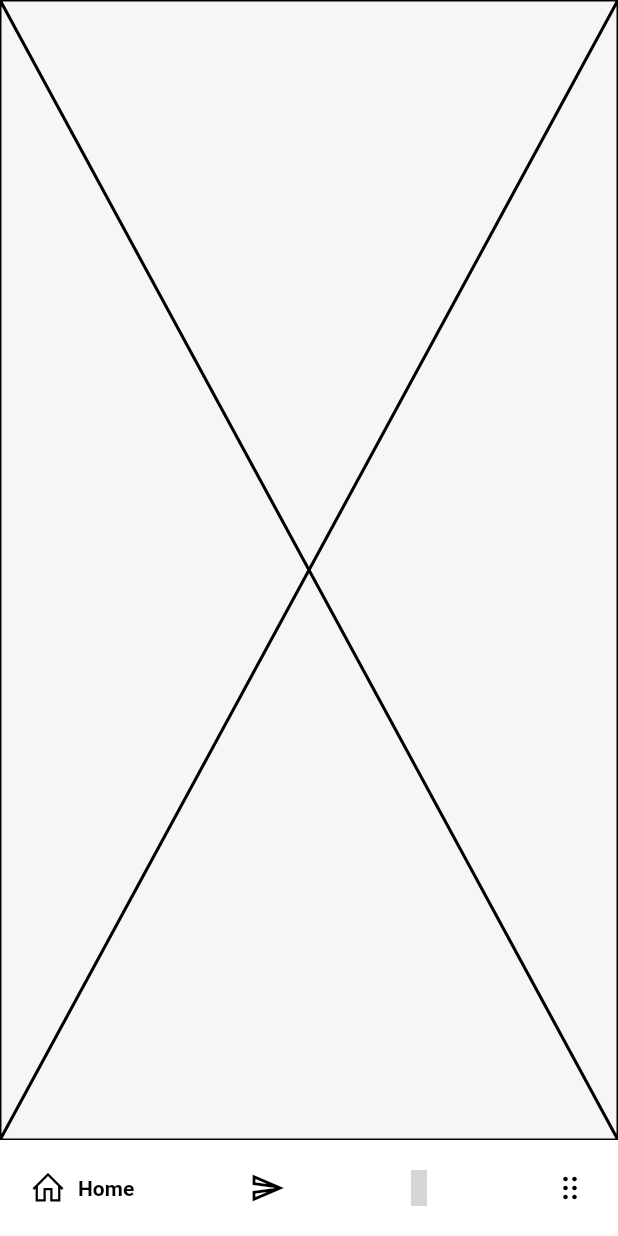
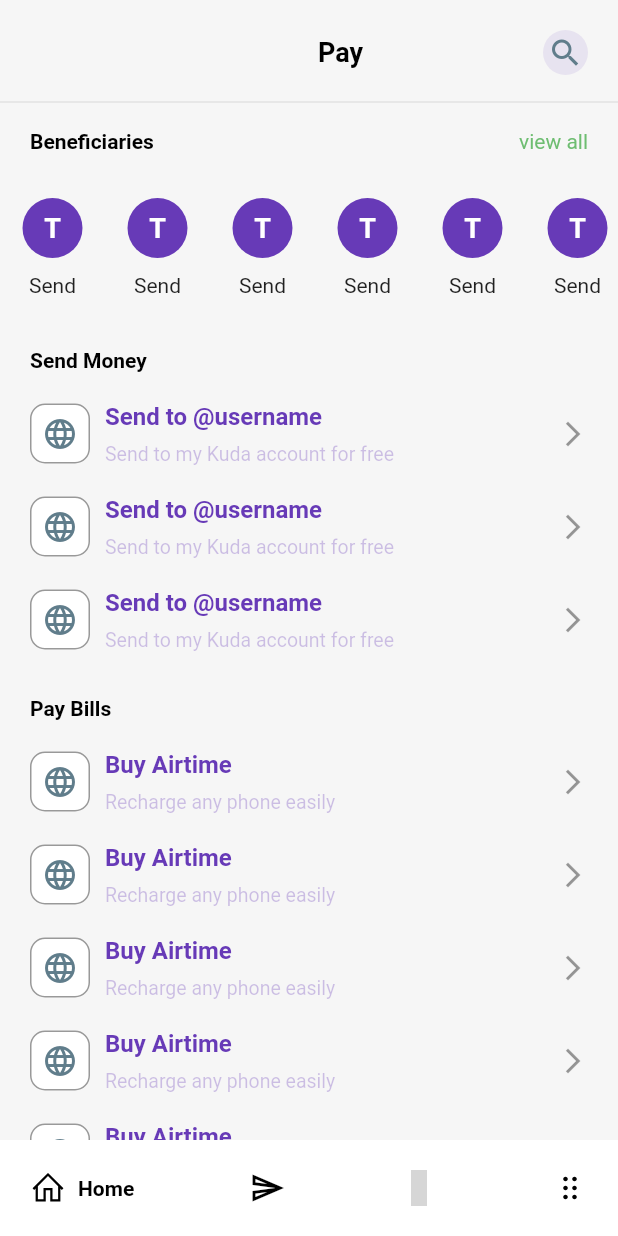
Before and after one commit to Apkboi/banking_app, a Flutter app: the screen it shows after launch, swiped to page 2, on a phone screen of 412 x 824 dp. Run offline on Flutter 3.47's test engine with Material 2 defaults, Android fonts, the phone set to English and light mode, and no system bars; drawn by our look-alikes of google_nav_bar; our stand-ins replace awesome_dialog, dio, equatable, file_picker, flutter_bloc, flutter_svg and 8 more; missing offline and left inert: paybliz; Roboto replaces fonts that are missing (Poppins); grey boxes are pictures that could not be loaded.

Commit message:
pay_screen

```diff
--- /dev/null
+++ b/lib/features/home/presentation/widgets/beneficiaries.dart
@@ -0,0 +1,38 @@
+import 'package:flutter/material.dart';
+
+class Beneficiaries extends StatefulWidget {
+  const Beneficiaries({Key? key}) : super(key: key);
+
+  @override
+  State<Beneficiaries> createState() => _BeneficiariesState();
+}
+
+class _BeneficiariesState extends State<Beneficiaries> {
+  @override
+  Widget build(BuildContext context) {
+    return Padding(
+      padding: const EdgeInsets.symmetric(horizontal: 15,vertical: 20),
+      child: Column(
+        children: [
+          Container(
+            height: 40,
+            width: 40,
+            decoration: BoxDecoration(
+              borderRadius: BorderRadius.circular(20),
+              color: Colors.deepPurple,
+            ),
+            child: const Center(
+              child: Text(
+                "T",
+                style: TextStyle(
+                    fontWeight: FontWeight.bold, fontSize: 18, color: Colors.white),
+              ),
+            ),
+          ),
+        const  SizedBox(height: 10,),
+          const Text("Send")
+        ],
+      ),
+    );
+  }
+}
--- /dev/null
+++ b/lib/features/home/presentation/widgets/paybills.dart
@@ -0,0 +1,56 @@
+import 'package:flutter/material.dart';
+class PayBills extends StatefulWidget {
+  const PayBills({Key? key}) : super(key: key);
+
+  @override
+  State<PayBills> createState() => _PayBillsState();
+}
+
+class _PayBillsState extends State<PayBills> {
+  @override
+  Widget build(BuildContext context) {
+    return Padding(
+      padding: const EdgeInsets.symmetric(horizontal: 20, vertical: 10),
+      child: Row(
+        children: [
+          Container(
+            height: 40,
+            width: 40,
+            decoration: BoxDecoration(
+                border: Border.all(color: Colors.black54.withOpacity(0.4)),
+                borderRadius: BorderRadius.circular(10),
+                color: Colors.white),
+            child: const Center(
+              child: Icon(Icons.language),
+            ),
+          ),
+          const SizedBox(
+            width: 10,
+          ),
+          Expanded(
+            child: Column(
+              crossAxisAlignment: CrossAxisAlignment.start,
+              children: [
+                const Text(
+                  'Buy Airtime',
+                  style: TextStyle(
+                      fontWeight: FontWeight.bold,
+                      fontSize: 16,
+                      color: Colors.deepPurple),
+                ),
+                const SizedBox(
+                  height: 8,
+                ),
+                Text('Recharge any phone easily',
+                    style: TextStyle(
+                        fontSize: 13,
+                        color: Colors.deepPurple.withOpacity(0.3))),
+              ],
+            ),
+          ),
+          Icon(Icons.arrow_forward_ios,color: Colors.black.withOpacity(0.4),size: 20,)
+        ],
+      ),
+    );
+  }
+}
--- /dev/null
+++ b/lib/features/home/presentation/widgets/send.dart
@@ -0,0 +1,57 @@
+import 'package:flutter/material.dart';
+
+class SendMoney extends StatefulWidget {
+  const SendMoney({Key? key}) : super(key: key);
+
+  @override
+  State<SendMoney> createState() => _SendMoneyState();
+}
+
+class _SendMoneyState extends State<SendMoney> {
+  @override
+  Widget build(BuildContext context) {
+    return Padding(
+      padding: const EdgeInsets.symmetric(horizontal: 20, vertical: 10),
+      child: Row(
+        children: [
+          Container(
+            height:40,
+            width: 40,
+            decoration: BoxDecoration(
+                border: Border.all(color: Colors.black54.withOpacity(0.4)),
+                borderRadius: BorderRadius.circular(10),
+                color: Colors.white),
+            child: const Center(
+              child: Icon(Icons.language),
+            ),
+          ),
+          const SizedBox(
+            width: 10,
+          ),
+          Expanded(
+            child: Column(
+              crossAxisAlignment: CrossAxisAlignment.start,
+              children: [
+                const Text(
+                  'Send to @username',
+                  style: TextStyle(
+                      fontWeight: FontWeight.bold,
+                      fontSize: 16,
+                      color: Colors.deepPurple),
+                ),
+                const SizedBox(
+                  height: 8,
+                ),
+                Text('Send to my Kuda account for free',
+                    style: TextStyle(
+                        fontSize: 13,
+                        color: Colors.deepPurple.withOpacity(0.3))),
+              ],
+            ),
+          ),
+           Icon(Icons.arrow_forward_ios,color: Colors.black.withOpacity(0.4),size: 20,)
+        ],
+      ),
+    );
+  }
+}
--- a/lib/features/pay/presentation/screens/pay_screen.dart
+++ b/lib/features/pay/presentation/screens/pay_screen.dart
@@ -1,4 +1,9 @@
+import 'package:banking_app/features/home/presentation/widgets/beneficiaries.dart';
+import 'package:banking_app/features/home/presentation/widgets/send.dart';
 import 'package:flutter/material.dart';
+
+import '../../../home/presentation/widgets/paybills.dart';
+
 class PayScreen extends StatefulWidget {
   const PayScreen({Key? key}) : super(key: key);
 
@@ -9,6 +14,116 @@ class PayScreen extends StatefulWidget {
 class _PayScreenState extends State<PayScreen> {
   @override
   Widget build(BuildContext context) {
-    return const Placeholder(color: Colors.black,);
+    return SafeArea(
+      child: Scaffold(
+        body: Column(
+          crossAxisAlignment: CrossAxisAlignment.start,
+          children: [
+            const SizedBox(
+              height: 10,
+            ),
+            Padding(
+              padding: const EdgeInsets.symmetric(horizontal: 20, vertical: 10),
+              child: Row(
+                mainAxisAlignment: MainAxisAlignment.end,
+                children: [
+                  const Text(
+                    "Pay",
+                    style: TextStyle(
+                        color: Colors.black,
+                        fontSize: 18,
+                        fontWeight: FontWeight.bold),
+                  ),
+                  const SizedBox(
+                    width: 120,
+                  ),
+                  Container(
+                    height: 30,
+                    width: 30,
+                    decoration: BoxDecoration(
+                        borderRadius: BorderRadius.circular(15),
+                        color: Colors.deepPurple.withOpacity(0.1)),
+                    child: Icon(Icons.search),
+                  )
+                ],
+              ),
+            ),
+            const Divider(),
+            Padding(
+              padding: const EdgeInsets.symmetric(horizontal: 20, vertical: 10),
+              child: Row(
+                mainAxisAlignment: MainAxisAlignment.spaceBetween,
+                children: [
+                  const Text(
+                    "Beneficiaries",
+                    style: TextStyle(
+                        color: Colors.black, fontWeight: FontWeight.bold),
+                  ),
+                  const SizedBox(
+                    width: 120,
+                  ),
+                  Text(
+                    "view all",
+                    style: TextStyle(
+                        color: Colors.green.withOpacity(0.8),
+
+                        ),
+                  ),
+                ],
+              ),
+            ),
+            Row(
+              crossAxisAlignment: CrossAxisAlignment.start,
+              children: [
+                Expanded(
+                  child: SizedBox(
+                    height: 120,
+                    child: ListView.builder(
+                      physics: const BouncingScrollPhysics(),
+                      itemBuilder: (context, index) => const Beneficiaries(),
+                      shrinkWrap: true,
+                      itemCount: 10,
+                      scrollDirection: Axis.horizontal,
+                    ),
+                  ),
+                ),
+              ],
+            ),
+            const Padding(
+                padding: EdgeInsets.symmetric(horizontal: 20),
+                child: Text(
+                  "Send Money",
+                  style: TextStyle(
+                      color: Colors.black, fontWeight: FontWeight.bold),
+                )),
+           const SizedBox(height: 10,),
+            ListView.builder(
+              padding: EdgeInsets.zero,
+              shrinkWrap: true,
+              itemCount: 3,
+              itemBuilder: (context, index) => const SendMoney(),
+            ),
+            const SizedBox(height: 20,),
+            const Padding(
+                padding: EdgeInsets.symmetric(horizontal: 20),
+                child: Text(
+                  "Pay Bills",
+                  style: TextStyle(
+                      color: Colors.black, fontWeight: FontWeight.bold),
+                )),
+            const SizedBox(height: 10,),
+            Expanded(
+              child: ListView.builder(
+                padding: EdgeInsets.zero,
+                shrinkWrap: true,
+                itemCount: 5,
+                itemBuilder: (context, index) => const PayBills(),
+              ),
+            )
+
+          ],
+        ),
+      ),
+    );
   }
 }
--- a/pubspec.yaml
+++ b/pubspec.yaml
@@ -20,7 +20,9 @@ publish_to: 'none' # Remove this line if you wish to publish to pub.dev
 version: 1.0.0+1
 
 environment:
-  sdk: '>=2.18.1 <3.0.0'
+  sdk: ">=2.17.0 <3.0.0"
+#  sdk: '>=2.18.1 <3.0.0'
+#  sdk: '>=2.15.1 <3.0.0'
 
 # Dependencies specify other packages that your package needs in order to work.
 # To automatically upgrade your package dependencies to the latest versions
```
Also changed, not shown: pubspec.lock.
